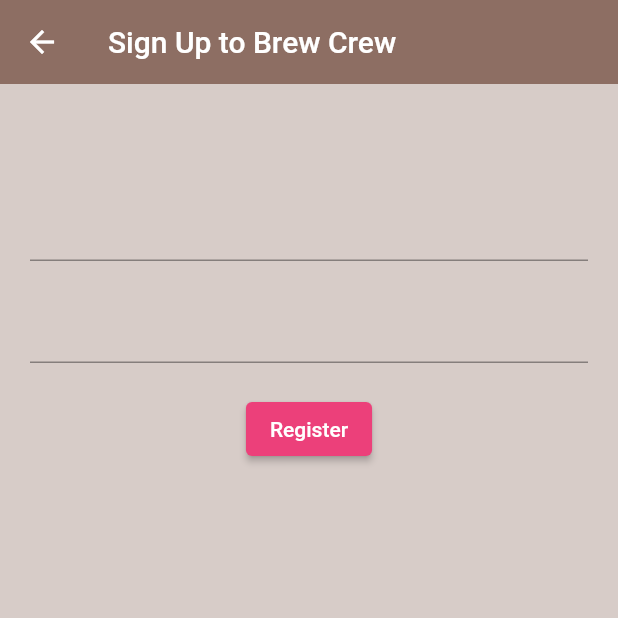
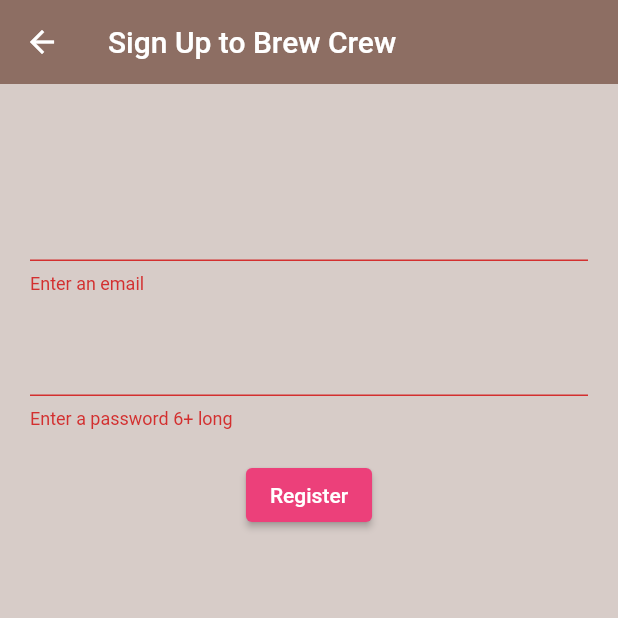
Before and after one commit to youngjun625/firebase_practice, a Flutter app: the Register screen opened by its route, after a tap on "Register", on a phone screen of 412 x 824 dp, the top half of it. Run offline on Flutter 3.47's test engine with Material 2 defaults, Android fonts, the phone set to English and light mode, and no system bars; our stand-ins replace firebase_auth, firebase_core; accounts and stored records are empty.

Commit message:
L12 success

```diff
--- a/lib/screens/authenticate/register.dart
+++ b/lib/screens/authenticate/register.dart
@@ -12,9 +12,12 @@ class Register extends StatefulWidget {
 class _RegisterState extends State<Register> {
 
   final AuthService _auth = AuthService();
+  //todo L12
+  final _formKey = GlobalKey<FormState>();
 
   String email = '';
   String password = '';
+  String error = '';
 
   @override
   Widget build(BuildContext context) {
@@ -28,10 +31,12 @@ class _RegisterState extends State<Register> {
       body: Container(
         padding: EdgeInsets.symmetric(horizontal: 20, vertical: 50),
         child: Form(
+          key: _formKey, //todo keeps track of form and state of it. needed to validation
           child: Column(
             children: [
               SizedBox(height: 20),
               TextFormField(
+                validator: (value) => value!.isEmpty ? 'Enter an email' : null,
                 onChanged: (value) { //this functions runs everytime there is a change, type, etc
                   setState(() {
                     email = value;
@@ -41,6 +46,7 @@ class _RegisterState extends State<Register> {
               SizedBox(height: 20),
               TextFormField(
                 obscureText: true,
+                validator: (value) => value!.length < 6 ? 'Enter a password 6+ long' : null, //todo validaotr is VALID if NULL
                 onChanged: (value) {
                   setState(() {
                     password = value;
@@ -50,8 +56,17 @@ class _RegisterState extends State<Register> {
               SizedBox(height: 20),
               ElevatedButton(
                 onPressed: () async {
-                  print(email);
-                  print(password);
+                  if(_formKey.currentState!.validate()){ //todo if ALL validators are NULL, then it will return true
+                    dynamic result = await _auth.registerWithEmailAndPw(email, password);
+                    if(result == null){
+                      setState(() {
+                        error = "please supply a valid email";
+                      });
+                    }
+                    else{ //todo popping register form to show home page
+                      Navigator.pop(context);
+                    }
+                  }
                 },
                 style: ElevatedButton.styleFrom(
                   primary: Colors.pink[400]),
@@ -59,7 +74,10 @@ class _RegisterState extends State<Register> {
                   'Register',
                   style: TextStyle(color: Colors.white),
                 )
-              )
+              ),
+              SizedBox(height: 12),
+              Text(error,
+              style: TextStyle(color: Colors.red, fontSize:14),)
             ],
           ),)
       ),
--- a/lib/screens/wrapper.dart
+++ b/lib/screens/wrapper.dart
@@ -13,7 +13,7 @@ class Wrapper extends StatelessWidget {
   Widget build(BuildContext context) {
 
     final user = Provider.of<MyUser?>(context);
-    print('hi + $user');
+    print('UserState: $user');
 
     //depending on authentication state, do i go to sign in page? or home page?
     // we're gonna be using stream
--- a/lib/services/auth.dart
+++ b/lib/services/auth.dart
@@ -37,6 +37,16 @@ class AuthService{
   // sign in with email and pw
 
   // register with email and pw
+  Future registerWithEmailAndPw(String email, String password) async{
+    try { //creating email and password user
+      UserCredential result = await _auth.createUserWithEmailAndPassword(email: email, password: password) ;
+      User? my_user = result.user;
+      return _userFromFirebase(my_user);
+    } catch(e){
+        print(e.toString());
+        return null;
+      }
+  }
 
   // sign out
   Future signOut() async{
```
Also changed, not shown: lib/screens/authenticate/sign_in.dart (+7 -4 lines).
